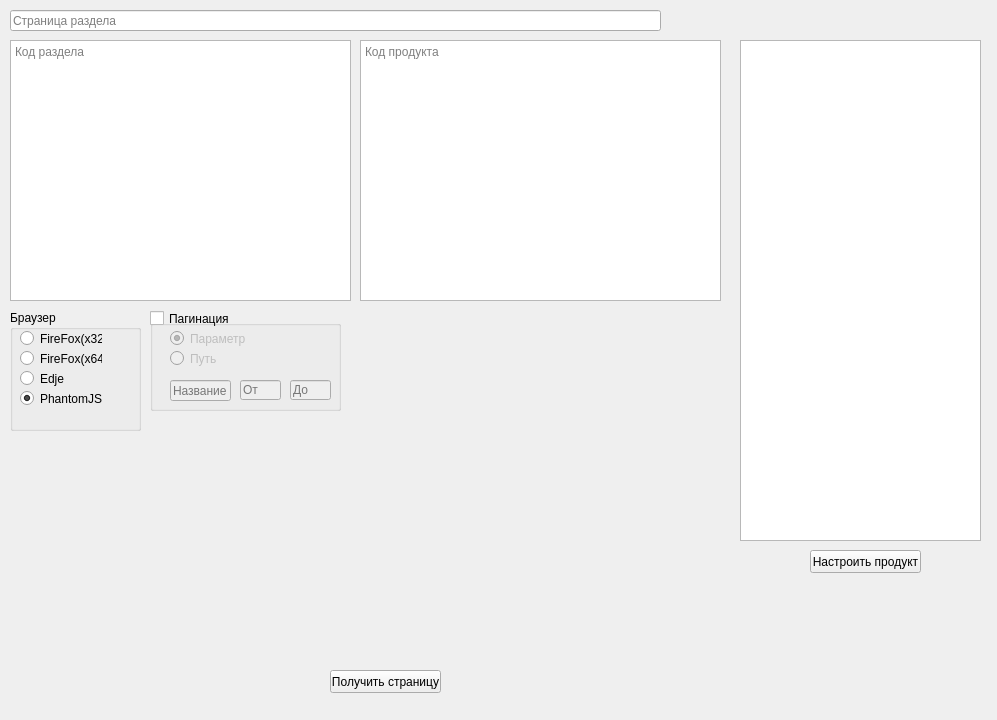
Qt form mainwindow.ui (DMITRIYSNEGOV/universal_parser) before a commit.
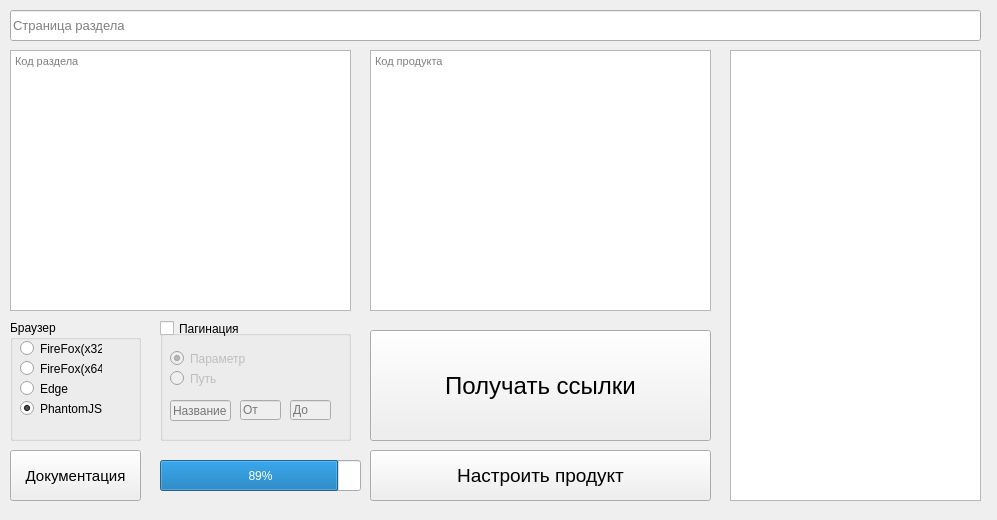
The same form after that commit.

Commit message: redesign GUI, fix freeze GUI

```diff
--- a/mainwindow.ui
+++ b/mainwindow.ui
@@ -7,7 +7,7 @@
     <x>0</x>
     <y>0</y>
     <width>997</width>
-    <height>720</height>
+    <height>520</height>
    </rect>
   </property>
   <property name="windowTitle">
@@ -19,10 +19,16 @@
      <rect>
       <x>10</x>
       <y>10</y>
-      <width>651</width>
-      <height>21</height>
+      <width>971</width>
+      <height>31</height>
      </rect>
     </property>
+    <property name="font">
+     <font>
+      <family>Arial</family>
+      <pointsize>10</pointsize>
+     </font>
+    </property>
     <property name="placeholderText">
      <string>Страница раздела</string>
     </property>
@@ -33,25 +39,37 @@
     </property>
     <property name="geometry">
      <rect>
-      <x>330</x>
-      <y>670</y>
-      <width>111</width>
-      <height>23</height>
+      <x>370</x>
+      <y>330</y>
+      <width>341</width>
+      <height>111</height>
      </rect>
     </property>
+    <property name="font">
+     <font>
+      <family>Arial</family>
+      <pointsize>18</pointsize>
+     </font>
+    </property>
     <property name="text">
-     <string>Получить страницу</string>
+     <string>Получать ссылки</string>
     </property>
    </widget>
    <widget class="QPlainTextEdit" name="section_tag">
     <property name="geometry">
      <rect>
       <x>10</x>
-      <y>40</y>
+      <y>50</y>
       <width>341</width>
       <height>261</height>
      </rect>
     </property>
+    <property name="font">
+     <font>
+      <family>Arial</family>
+      <pointsize>8</pointsize>
+     </font>
+    </property>
     <property name="placeholderText">
      <string>Код раздела</string>
     </property>
@@ -59,12 +77,18 @@
    <widget class="QPlainTextEdit" name="product_tag">
     <property name="geometry">
      <rect>
-      <x>360</x>
-      <y>40</y>
-      <width>361</width>
+      <x>370</x>
+      <y>50</y>
+      <width>341</width>
       <height>261</height>
      </rect>
     </property>
+    <property name="font">
+     <font>
+      <family>Arial</family>
+      <pointsize>8</pointsize>
+     </font>
+    </property>
     <property name="placeholderText">
      <string>Код продукта</string>
     </property>
@@ -73,11 +97,16 @@
     <property name="geometry">
      <rect>
       <x>10</x>
-      <y>310</y>
+      <y>320</y>
       <width>131</width>
       <height>121</height>
      </rect>
     </property>
+    <property name="font">
+     <font>
+      <family>Arial</family>
+     </font>
+    </property>
     <property name="title">
      <string>Браузер</string>
     </property>
@@ -117,7 +146,7 @@
       </rect>
      </property>
      <property name="text">
-      <string>Edje</string>
+      <string>Edge</string>
      </property>
     </widget>
     <widget class="QRadioButton" name="radio_phantomJS">
@@ -140,10 +169,10 @@
    <widget class="QPlainTextEdit" name="url_product_list">
     <property name="geometry">
      <rect>
-      <x>740</x>
-      <y>40</y>
-      <width>241</width>
-      <height>501</height>
+      <x>730</x>
+      <y>50</y>
+      <width>251</width>
+      <height>451</height>
      </rect>
     </property>
     <property name="horizontalScrollBarPolicy">
@@ -159,20 +188,25 @@
     </property>
     <property name="geometry">
      <rect>
-      <x>150</x>
-      <y>320</y>
+      <x>160</x>
+      <y>330</y>
       <width>191</width>
-      <height>91</height>
+      <height>111</height>
      </rect>
     </property>
+    <property name="font">
+     <font>
+      <family>Arial</family>
+     </font>
+    </property>
     <property name="title">
      <string/>
     </property>
     <widget class="QLineEdit" name="pag_name">
      <property name="geometry">
       <rect>
-       <x>20</x>
-       <y>60</y>
+       <x>10</x>
+       <y>70</y>
        <width>61</width>
        <height>21</height>
       </rect>
@@ -187,8 +221,8 @@
     <widget class="QLineEdit" name="pag_from">
      <property name="geometry">
       <rect>
-       <x>90</x>
-       <y>60</y>
+       <x>80</x>
+       <y>70</y>
        <width>41</width>
        <height>20</height>
       </rect>
@@ -203,8 +237,8 @@
     <widget class="QLineEdit" name="pag_to">
      <property name="geometry">
       <rect>
-       <x>140</x>
-       <y>60</y>
+       <x>130</x>
+       <y>70</y>
        <width>41</width>
        <height>20</height>
       </rect>
@@ -219,8 +253,8 @@
     <widget class="QRadioButton" name="radio_pag_type_parameter">
      <property name="geometry">
       <rect>
-       <x>20</x>
-       <y>10</y>
+       <x>10</x>
+       <y>20</y>
        <width>82</width>
        <height>17</height>
       </rect>
@@ -235,8 +269,8 @@
     <widget class="QRadioButton" name="radio_pag_type_path">
      <property name="geometry">
       <rect>
-       <x>20</x>
-       <y>30</y>
+       <x>10</x>
+       <y>40</y>
        <width>82</width>
        <height>17</height>
       </rect>
@@ -249,12 +283,17 @@
    <widget class="QCheckBox" name="check_is_pag">
     <property name="geometry">
      <rect>
-      <x>150</x>
-      <y>310</y>
+      <x>160</x>
+      <y>320</y>
       <width>81</width>
       <height>17</height>
      </rect>
     </property>
+    <property name="font">
+     <font>
+      <family>Arial</family>
+     </font>
+    </property>
     <property name="text">
      <string>Пагинация</string>
     </property>
@@ -262,16 +301,57 @@
    <widget class="QPushButton" name="open_product_form">
     <property name="geometry">
      <rect>
-      <x>810</x>
-      <y>550</y>
-      <width>111</width>
-      <height>23</height>
+      <x>370</x>
+      <y>450</y>
+      <width>341</width>
+      <height>51</height>
      </rect>
     </property>
+    <property name="font">
+     <font>
+      <family>Arial</family>
+      <pointsize>14</pointsize>
+     </font>
+    </property>
     <property name="text">
      <string>Настроить продукт</string>
     </property>
    </widget>
+   <widget class="QPushButton" name="pushButton">
+    <property name="geometry">
+     <rect>
+      <x>10</x>
+      <y>450</y>
+      <width>131</width>
+      <height>51</height>
+     </rect>
+    </property>
+    <property name="font">
+     <font>
+      <family>Arial</family>
+      <pointsize>11</pointsize>
+     </font>
+    </property>
+    <property name="text">
+     <string>Документация</string>
+    </property>
+   </widget>
+   <widget class="QProgressBar" name="progressBar">
+    <property name="geometry">
+     <rect>
+      <x>160</x>
+      <y>460</y>
+      <width>201</width>
+      <height>31</height>
+     </rect>
+    </property>
+    <property name="value">
+     <number>89</number>
+    </property>
+    <property name="format">
+     <string>%p%</string>
+    </property>
+   </widget>
   </widget>
  </widget>
  <resources/>
```
The commit also changes 4 other files.
